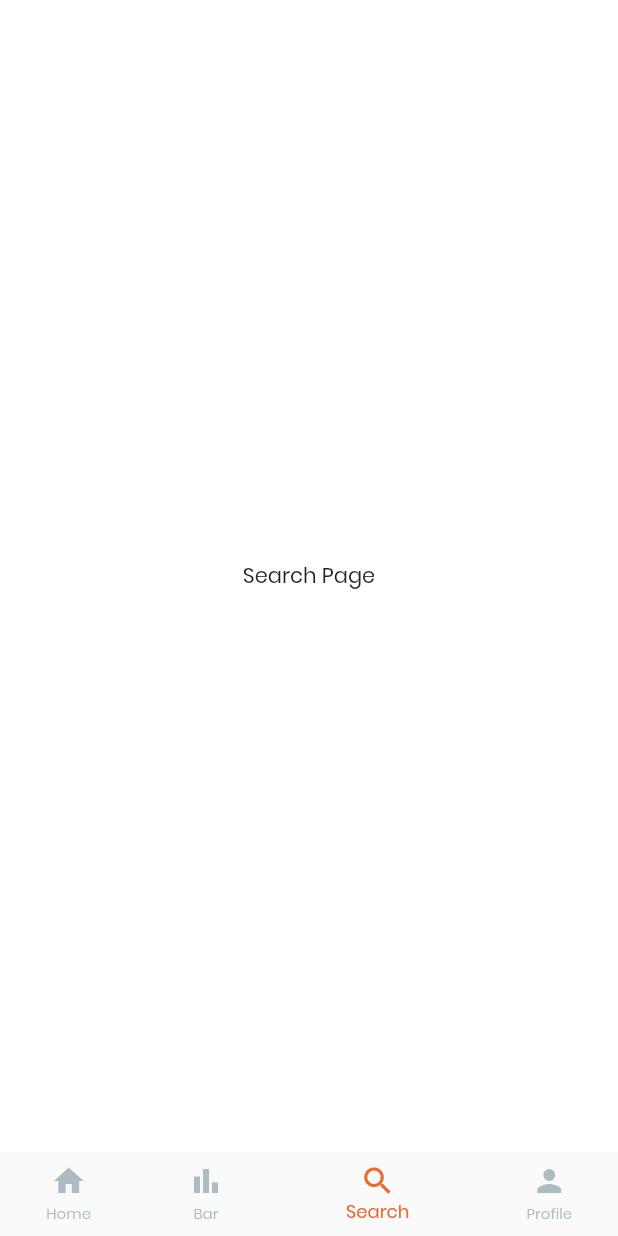
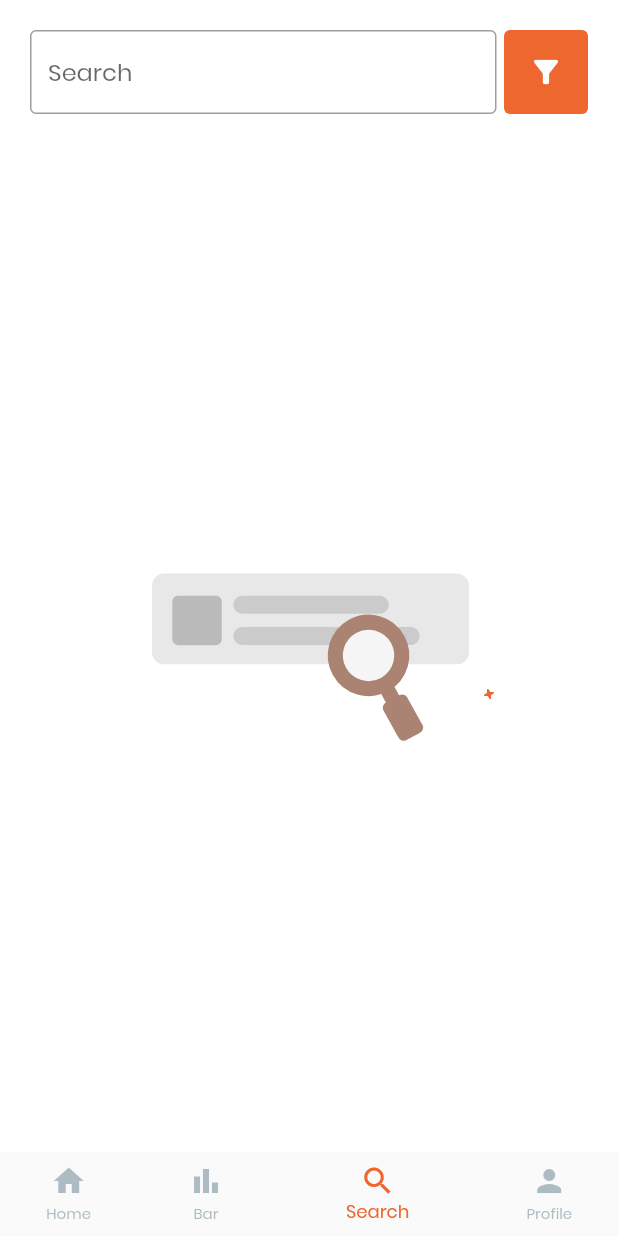
Before and after one commit to msamiislam/tourismapp, a Flutter app: the DashboardPage screen opened directly, item 3 of the bottom bar chosen, on a phone screen of 412 x 824 dp. Run offline on Flutter 3.47's test engine with Material 2 defaults, Android fonts, the phone set to English and light mode, and no system bars; our stand-ins replace cloud_firestore, firebase_auth, firebase_core, firebase_storage, flutter_form_builder, flutter_svg and 9 more; missing offline and left inert: ndialog; accounts and stored records are empty; network calls fail; statements that could not run were skipped.

Commit message:
minor update home ui, add search page

```diff
--- a/lib/pages/navpages/search.dart
+++ b/lib/pages/navpages/search.dart
@@ -1,20 +1,44 @@
 import 'package:flutter/material.dart';
+import 'package:flutter_form_builder/flutter_form_builder.dart';
+import 'package:lottie/lottie.dart';
+import 'package:tourismapp/utils/colors.dart';
 
 class SearchPage extends StatelessWidget {
-  const SearchPage({ Key? key }) : super(key: key);
+  final TextEditingController _controller = TextEditingController();
 
   @override
   Widget build(BuildContext context) {
-
-    return Container(
-
-      child: Center(
-
-        child: Text(
-          "Search Page"
+    return SafeArea(
+      child: Padding(
+        padding: const EdgeInsets.all(20.0),
+        child: Column(
+          mainAxisSize: MainAxisSize.max,
+          children: [
+            Row(
+              children: [
+                Expanded(
+                  child: FormBuilderTextField(
+                    controller: _controller,
+                    name: "search",
+                    keyboardType: TextInputType.text,
+                    decoration: const InputDecoration(isDense: true, hintText: "Search", border: OutlineInputBorder()),
+                  ),
+                ),
+                SizedBox(width: 5.0),
+                Container(
+                  width: 56.0,
+                  height: 56.0,
+                  decoration: BoxDecoration(color: AppColors.primary,borderRadius: BorderRadius.all(Radius.circular(4.0))),
+                  child: Icon(Icons.filter_alt, color: AppColors.white),
+                ),
+              ],
+            ),
+            Spacer(),
+            Lottie.asset('anim/search.json'),
+            Spacer(),
+          ],
         ),
-      )
-
+      ),
     );
   }
 }
--- a/pubspec.yaml
+++ b/pubspec.yaml
@@ -51,6 +51,7 @@ dependencies:
   cloud_firestore: ^3.1.1
   firebase_storage: ^10.2.0
   google_sign_in: ^5.2.1
+  lottie: ^1.2.1
 
 dev_dependencies:
   flutter_test:
@@ -78,6 +79,7 @@ flutter:
 
   # To add assets to your application, add an assets section, like this:
   assets:
+    - anim/
     - img/
   #   - images/a_dot_ham.jpeg
 
```
Also changed, not shown: anim/search.json (added, +1 -0 lines), lib/pages/navpages/home.dart (+16 -16 lines), lib/pages/search.dart (added, +21 -0 lines), pubspec.lock.
